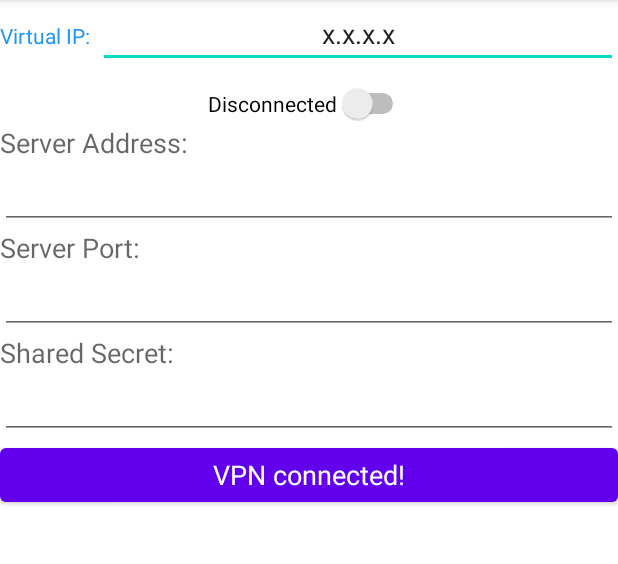
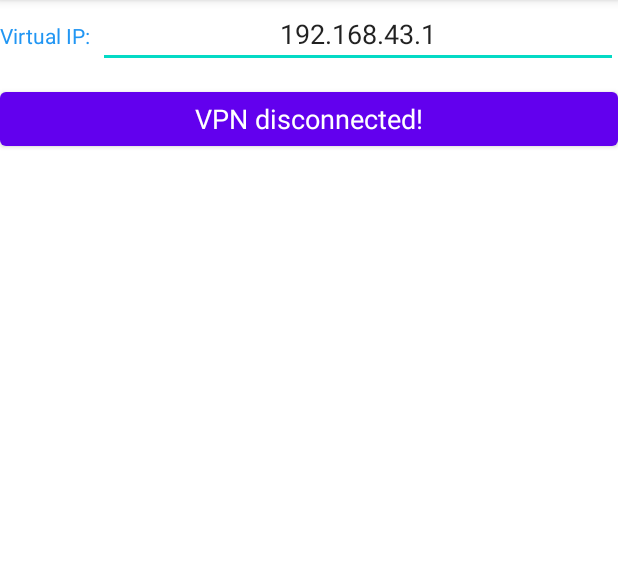
Before and after one commit to 18752780828/vpnDemo, an Android app: the screen it shows after launch (MainActivity), on a phone screen of 412 x 824 dp, the part 84-648 px from its top. Run offline under Robolectric (Android 15) with nearby library versions, the phone set to English and light mode, and no system bars.

Commit message:
IP可修改

```diff
--- a/app/src/main/java/com/example/vpndemo1/MainActivity.kt
+++ b/app/src/main/java/com/example/vpndemo1/MainActivity.kt
@@ -8,6 +8,7 @@ import android.content.IntentFilter
 import android.net.VpnService
 import android.os.Bundle
 import android.widget.Button
+import android.widget.Toast
 import androidx.appcompat.app.AppCompatActivity
 import androidx.localbroadcastmanager.content.LocalBroadcastManager
 import com.example.vpndemo1.vpn.sever.LocalVPNService
@@ -16,13 +17,16 @@ import kotlinx.android.synthetic.main.activity_main.*
 class MainActivity : AppCompatActivity() {
 
     private val VPN_REQUEST_CODE = 0x0F
-
+    private var virtualIP4Str = "192.168.43.1";
     private var waitingForVPNStart = false
 
     private val vpnStateReceiver: BroadcastReceiver = object : BroadcastReceiver() {
         override fun onReceive(context: Context, intent: Intent) {
             if (LocalVPNService.BROADCAST_VPN_STATE == intent.action) {
-                if (intent.getBooleanExtra("running", false)) waitingForVPNStart = false
+                if (intent.getBooleanExtra("running", false)) {
+                    waitingForVPNStart = false
+                    synEdtIpSta(true, true)
+                }
             }
         }
 
@@ -31,74 +35,70 @@ class MainActivity : AppCompatActivity() {
     override fun onCreate(savedInstanceState: Bundle?) {
         super.onCreate(savedInstanceState)
         setContentView(R.layout.activity_main)
-
+        edt_vir_ip.setText(virtualIP4Str)
         waitingForVPNStart = false
         LocalBroadcastManager.getInstance(this).registerReceiver(
             vpnStateReceiver,
             IntentFilter(LocalVPNService.BROADCAST_VPN_STATE)
         )
 
-//        sw_connect.setOnCheckedChangeListener{_,checked->
-//            if(checked)
-//                startVPN()
-//            else
-//                shutdownVPN()
-//        }
-
         btn_connect.setOnClickListener {
             if(!waitingForVPNStart){
-                startVPN()
+                if(LocalVPNService.isRunning())
+                    shutdownVPN()
+                else
+                    startVPN()
             }
         }
     }
 
     private fun startVPN() {
+        virtualIP4Str = edt_vir_ip.text.toString()
+        if(!LocalVPNService.isCorrectIp(virtualIP4Str)){
+            Toast.makeText(this,"IP不合法!", Toast.LENGTH_SHORT).show()
+            return
+        }
         val vpnIntent = VpnService.prepare(this)
-        if (vpnIntent != null)
+        if (vpnIntent != null) {
+            vpnIntent.putExtra(LocalVPNService.ACTION_ADDRESS, edt_vir_ip.text.toString())
             startActivityForResult(vpnIntent, VPN_REQUEST_CODE)
+            synEdtIpSta(false,false)
+        }
         else
             onActivityResult(VPN_REQUEST_CODE, RESULT_OK, null)
-    }
-
-    private fun swSynStatus(sta:Boolean) {
-        if(sta)
-            sw_connect.setText("Connected")
-        else
-            sw_connect.setText("Disconnected")
     }
 
     override fun onActivityResult(requestCode: Int, resultCode: Int, data: Intent?) {
         super.onActivityResult(requestCode, resultCode, data)
         if (requestCode == VPN_REQUEST_CODE && resultCode == RESULT_OK) {
             waitingForVPNStart = true
-            startService(Intent(this, LocalVPNService::class.java))
-            enableButton(false)
+            val intent = Intent(this, LocalVPNService::class.java)
+            intent.putExtra(LocalVPNService.ACTION_ADDRESS, edt_vir_ip.text.toString())
+            startService(intent)
+            synEdtIpSta(false,false)
+
         }
     }
 
     override fun onResume() {
         super.onResume()
-        enableButton(!waitingForVPNStart && !LocalVPNService.isRunning())
+        synEdtIpSta(!waitingForVPNStart, LocalVPNService.isRunning())
     }
 
-    private fun enableButton(enable: Boolean) {
-        val vpnButton = findViewById<Button>(R.id.btn_connect)
-        if (enable) {
-            vpnButton.isEnabled = true
-            vpnButton.setText(R.string.connected)
-        } else {
-            vpnButton.isEnabled = false
-            vpnButton.setText(R.string.disconnected)
-        }
+    private fun synEdtIpSta(enSta: Boolean, conSta: Boolean) {
+
+        btn_connect.isEnabled = enSta
+        if (conSta) btn_connect.setText(R.string.connected)
+        else btn_connect.setText(R.string.disconnected)
+        edt_vir_ip.isEnabled = (enSta && !conSta)
     }
 
-//    private fun shutdownVPN() {
-//        if (VhostsService.isRunning())
-//            startService(
-//                Intent(this, VhostsService::class.java).
-//            setAction(VhostsService.ACTION_DISCONNECT))
-//        swSynStatus(false)
-//    }
+    private fun shutdownVPN() {
+            startService(
+                Intent(this, LocalVPNService::class.java).
+            setAction(LocalVPNService.ACTION_DISCONNECT))
+        synEdtIpSta(true, false)
+    }
 
 
 }
--- a/app/src/main/res/layout/activity_main.xml
+++ b/app/src/main/res/layout/activity_main.xml
@@ -19,7 +19,7 @@
             android:text="Virtual IP:" />
 
         <EditText
-            android:id="@+id/agent_ip"
+            android:id="@+id/edt_vir_ip"
             android:layout_width="match_parent"
             android:layout_height="wrap_content"
             android:layout_marginLeft="5dp"
@@ -30,51 +30,8 @@
 
     </LinearLayout>
 
-    <Switch
-        android:id="@+id/sw_connect"
+    <Button style="@style/item"
         android:layout_marginTop="10dp"
-        android:layout_width="wrap_content"
-        android:layout_height="wrap_content"
-        android:layout_gravity="center"
-        android:text="Disconnected" />
-
-    <TextView style="@style/item"
-        android:layout_width="match_parent"
-        android:layout_height="wrap_content"
-        android:text="@string/address"/>
-
-    <EditText
-        style="@style/item"
-        android:layout_width="match_parent"
-        android:layout_height="wrap_content"
-        android:id="@+id/edt_address"/>
-
-    <TextView
-        style="@style/item"
-        android:layout_width="match_parent"
-        android:layout_height="wrap_content"
-        android:text="@string/port"/>
-
-    <EditText
-        style="@style/item"
-        android:layout_width="match_parent"
-        android:layout_height="wrap_content"
-        android:id="@+id/edt_port"/>
-
-    <TextView
-        style="@style/item"
-        android:layout_width="match_parent"
-        android:layout_height="wrap_content"
-        android:text="@string/secret"/>
-
-    <EditText
-        style="@style/item"
-        android:layout_width="match_parent"
-        android:layout_height="wrap_content"
-        android:id="@+id/edt_secret"
-        android:inputType="numberPassword"/>
-
-    <Button style="@style/item"
         android:layout_width="match_parent"
         android:layout_height="wrap_content"
         android:id="@+id/btn_connect"
```
Also changed, not shown: app/src/main/AndroidManifest.xml (+13 -16 lines), app/src/main/java/com/example/vpndemo1/vpn/sever/LocalVPNService.java (+39 -6 lines), 1 other file.
